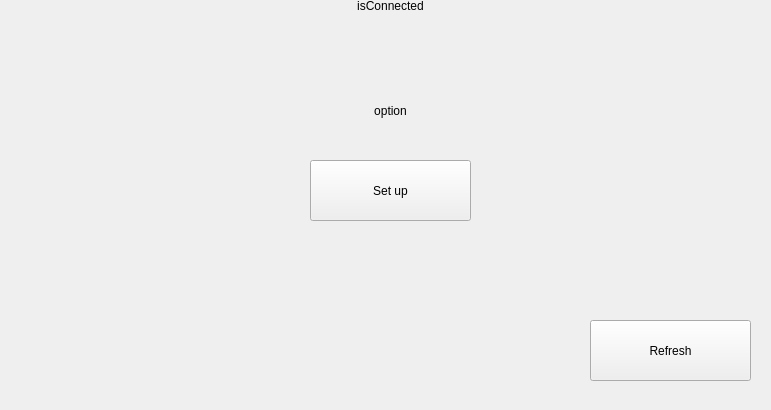
First picture: the form in sensorcalibration.ui, repository azar923/sandboxQt, before the edit; both pictures show x 210 to 981 and y 310 to 720 of the 1280 by 720 pixel window.
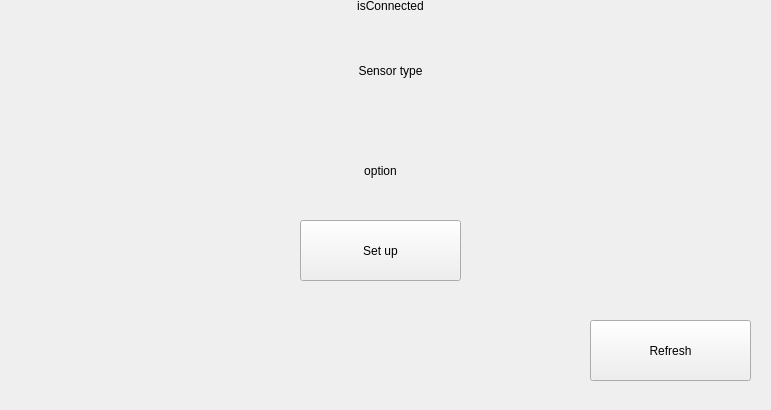
Second picture: the form after the edit.

What changed in the file:
```diff
--- a/sensorcalibration.ui
+++ b/sensorcalibration.ui
@@ -116,8 +116,8 @@
   <widget class="QLabel" name="option">
    <property name="geometry">
     <rect>
-     <x>300</x>
-     <y>390</y>
+     <x>290</x>
+     <y>450</y>
      <width>601</width>
      <height>61</height>
     </rect>
@@ -132,8 +132,8 @@
   <widget class="QPushButton" name="setup">
    <property name="geometry">
     <rect>
-     <x>520</x>
-     <y>470</y>
+     <x>510</x>
+     <y>530</y>
      <width>161</width>
      <height>61</height>
     </rect>
@@ -142,6 +142,22 @@
     <string>Set up</string>
    </property>
   </widget>
+  <widget class="QLabel" name="sensorType">
+   <property name="geometry">
+    <rect>
+     <x>320</x>
+     <y>370</y>
+     <width>561</width>
+     <height>21</height>
+    </rect>
+   </property>
+   <property name="text">
+    <string>Sensor type</string>
+   </property>
+   <property name="alignment">
+    <set>Qt::AlignCenter</set>
+   </property>
+  </widget>
  </widget>
  <resources/>
  <connections/>
```
